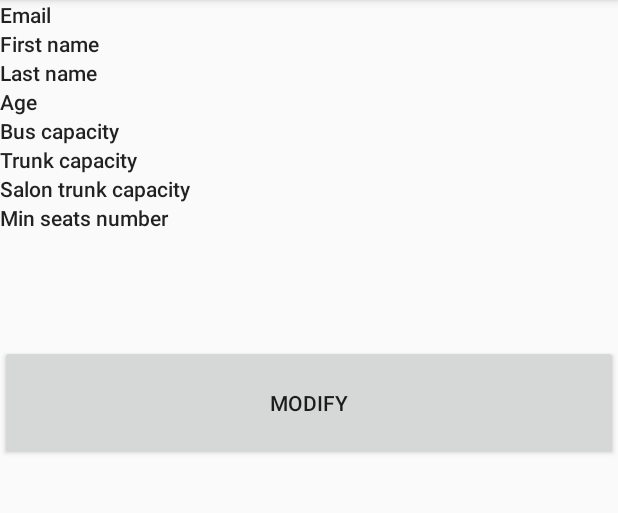
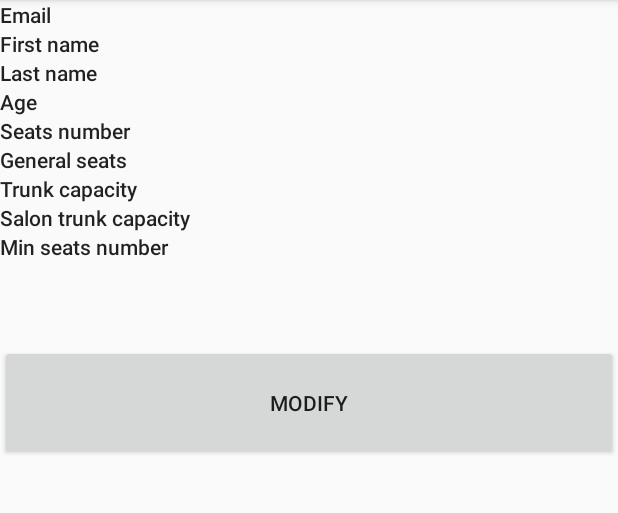
Before and after one commit to Vityoube/MagisterProject, an Android app: the DriverUserDetailsActivity screen opened directly, with no data from a screen before it, on a phone screen of 412 x 824 dp, the part 84-597 px from its top. Run offline under Robolectric (Android 15) with nearby library versions, the phone set to English and light mode, and no system bars; our stand-ins replace Firebase (no records; nobody signed in at launch, a user with empty details on screens opened directly); 8 statements that could not run were skipped.

Commit message:
Now the Standing seats are calculated when Driver sets number of seating seats.

```diff
--- a/app/src/main/java/vkalashnykov/org/busapplication/DriverUserDetailsActivity.java
+++ b/app/src/main/java/vkalashnykov/org/busapplication/DriverUserDetailsActivity.java
@@ -23,7 +23,7 @@ public class DriverUserDetailsActivity extends AppCompatActivity {
 
     private String email;
     private String firstNameText, lastNameText, ageText, busSizeText, trunkCapacityText,
-    salonCapacityText,minSeatsText;
+    salonCapacityText,minSeatsText, generalSeatsText;
     private String driverKey;
     private MySeekbar seatsNumberSeekbar;
     private MySeekbar trunkCapacitySeekbar;
@@ -52,6 +52,7 @@ public class DriverUserDetailsActivity extends AppCompatActivity {
         final TextView trunkCapacity = (TextView) findViewById(R.id.trunkCapacity);
         final TextView salonCapacity = (TextView) findViewById(R.id.salonCapacity);
         final TextView minSeats = (TextView) findViewById(R.id.minimumSeatsNumber);
+        final TextView allSeats=(TextView)findViewById(R.id.generalBusSize);
 
         driverRef.addValueEventListener(new ValueEventListener() {
             @Override
@@ -64,6 +65,8 @@ public class DriverUserDetailsActivity extends AppCompatActivity {
                 trunkCapacityText=String.valueOf(driver.getTrunkCapacity());
                 salonCapacityText=String.valueOf(driver.getSalonCapacity());
                 minSeatsText=String.valueOf(driver.getMinSeats());
+                generalSeatsText=String.valueOf(driver.getFullNumberSeats());
+
 
                 firstName.setText(firstNameText);
                 lastName.setText(lastNameText);
@@ -72,6 +75,7 @@ public class DriverUserDetailsActivity extends AppCompatActivity {
                 trunkCapacity.setText(trunkCapacityText);
                 salonCapacity.setText(salonCapacityText);
                 minSeats.setText(minSeatsText);
+                allSeats.setText(generalSeatsText);
             }
 
             @Override
@@ -112,8 +116,11 @@ public class DriverUserDetailsActivity extends AppCompatActivity {
         if (!"".equals(ageInput.getText().toString()))
             driverRef.child("age").setValue(Integer.parseInt(ageInput.getText().toString()));
 
-        if (seatsNumberSeekbar.getProgress()>0)
+        if (seatsNumberSeekbar.getProgress()>0){
             driverRef.child("busSize").setValue(seatsNumberSeekbar.getProgress());
+            driverRef.child("fullNumberSeats").setValue(
+                    Math.round(seatsNumberSeekbar.getProgress()*1.8));
+        }
         if (trunkCapacitySeekbar.getProgress()>0)
         driverRef.child("trunkCapacity").setValue(trunkCapacitySeekbar.getProgress());
         if (salonTrunkSeekbar.getProgress()>0)
--- a/app/src/main/java/vkalashnykov/org/busapplication/api/domain/Driver.java
+++ b/app/src/main/java/vkalashnykov/org/busapplication/api/domain/Driver.java
@@ -18,6 +18,7 @@ public class Driver {
     private int trunkCapacity;
     private int salonCapacity;
     private int minSeats;
+    private int fullNumberSeats;
 
     public Driver() {
     }
@@ -125,4 +126,12 @@ public class Driver {
     public void setMinSeats(int minSeats) {
         this.minSeats = minSeats;
     }
+
+    public int getFullNumberSeats() {
+        return fullNumberSeats;
+    }
+
+    public void setFullNumberSeats(int fullNumberSeats) {
+        this.fullNumberSeats = fullNumberSeats;
+    }
 }
--- a/app/src/main/res/layout/activity_driver_signup.xml
+++ b/app/src/main/res/layout/activity_driver_signup.xml
@@ -108,7 +108,7 @@
             android:id="@+id/busSize"
             android:layout_width="match_parent"
             android:layout_height="wrap_content"
-            android:text="@string/busSize"
+            android:text="@string/busSeatsSize"
             android:textAppearance="@style/TextAppearance.AppCompat.Body2" />
 
         <EditText
--- a/app/src/main/res/layout/activity_driver_user_details.xml
+++ b/app/src/main/res/layout/activity_driver_user_details.xml
@@ -18,6 +18,8 @@
             tools:layout_editor_absoluteX="8dp"
             tools:layout_editor_absoluteY="8dp"
             android:layout_weight="30">
+
+
 
             <TableRow
                 android:layout_width="match_parent"
@@ -115,7 +117,7 @@
                     android:id="@+id/busSizeLabel"
                     android:layout_width="0dp"
                     android:layout_height="wrap_content"
-                    android:text="@string/busSize"
+                    android:text="@string/busSeatsSize"
                     android:textAppearance="@style/TextAppearance.AppCompat.Body2"
                     android:layout_weight="0.4"/>
 
@@ -126,6 +128,27 @@
                     android:textAppearance="@style/TextAppearance.AppCompat.Body2"
                     android:gravity="center"
                     android:layout_weight="0.6"/>
+            </TableRow>
+            <TableRow
+                android:layout_width="match_parent"
+                android:layout_height="match_parent"
+                android:weightSum="1">
+
+                <TextView
+                    android:id="@+id/generalBusSizeLabel"
+                    android:layout_width="0dp"
+                    android:layout_height="wrap_content"
+                    android:layout_weight="0.4"
+                    android:text="@string/allSeats"
+                    android:textAppearance="@style/TextAppearance.AppCompat.Body2" />
+
+                <TextView
+                    android:id="@+id/generalBusSize"
+                    android:layout_width="wrap_content"
+                    android:layout_height="wrap_content"
+                    android:layout_weight="0.6"
+                    android:gravity="center"
+                    android:textAppearance="@style/TextAppearance.AppCompat.Body2" />
             </TableRow>
             <TableRow
                 android:layout_width="match_parent"
--- a/app/src/main/res/values/strings.xml
+++ b/app/src/main/res/values/strings.xml
@@ -19,7 +19,7 @@
     <string name="firstName">First name </string>
     <string name="lastName">Last name </string>
     <string name="age">Age </string>
-    <string name="busSize">Bus capacity </string>
+    <string name="busSeatsSize">"Seats number "</string>
     <string name="userDetails">Details</string>
     <string name="databaseError">Database connection error</string>
     <string name="networkError">Network connection not available</string>
@@ -53,5 +53,6 @@
     <string name="minimumSeatsNumber">Minimum number of seats to go</string>
     <string name="minimumSeatsNumberShortened">Min seats number</string>
     <string name="modify">Modify</string>
+    <string name="allSeats">General seats</string>
 
 </resources>
```
Also changed, not shown: 1 other file.
